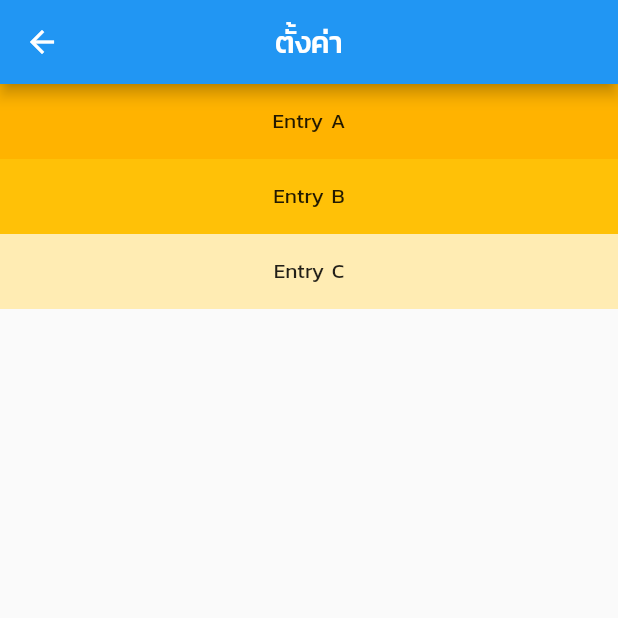
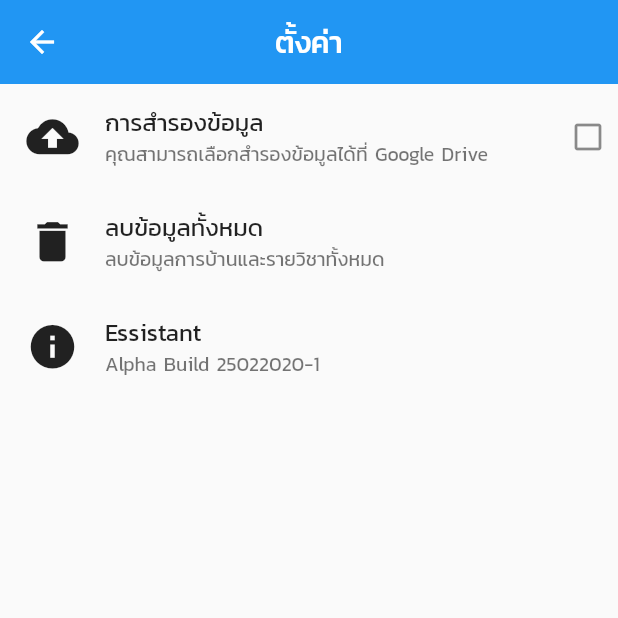
Before and after one commit to Manneaber/Essistant, a Flutter app: the SettingRoute screen opened directly, on a phone screen of 412 x 824 dp, the top half of it. Run offline on Flutter 3.47's test engine with Material 2 defaults, Android fonts, the phone set to English and light mode, and no system bars; our stand-ins replace charts_flutter, sqflite; accounts and stored records are empty.

```diff
--- a/lib/routes/calenda_route.dart
+++ /dev/null
@@ -1,18 +0,0 @@
-import 'package:flutter/material.dart';
-
-class CalendaRoute extends StatefulWidget{
-  @override
-  State<StatefulWidget> createState() {
-    // TODO: implement createState
-    return CalendaRouteState();
-  }
-
-}
-class CalendaRouteState extends State<CalendaRoute>{
-  @override
-  Widget build(BuildContext context) {
-    // TODO: implement build
-    return null;
-  }
-
-}
--- a/lib/routes/main_view.dart
+++ b/lib/routes/main_view.dart
@@ -1,4 +1,3 @@
-import 'package:essistant/routes/calenda_route.dart';
 import 'package:essistant/routes/overview_route.dart';
 import 'package:essistant/routes/search_route.dart';
 import 'package:essistant/routes/setting_route.dart';
@@ -14,7 +13,6 @@ class MainViewState extends State<MainView> {
   List<Widget> _views = [
     OverviewRoute(),
     SearchRoute(),
-    CalendaRoute(),
     SettingRoute(),
   ];
 
@@ -38,30 +36,21 @@ class MainViewState extends State<MainView> {
     return Scaffold(
       bottomNavigationBar: BottomNavigationBar(
         currentIndex: _currentIndex,
-        type: BottomNavigationBarType.shifting,
         onTap: (id) {
           changeView(id);
         },
         items: [
           BottomNavigationBarItem(
-            title: Text("Overview"),
+            title: Text("ภาพรวม"),
             icon: Icon(Icons.book),
-            backgroundColor: Colors.blue,
           ),
           BottomNavigationBarItem(
-            title: Text("Search"),
+            title: Text("ค้นหา"),
             icon: Icon(Icons.search),
-            backgroundColor: Colors.purple,
           ),
           BottomNavigationBarItem(
-            title: Text("Calenda"),
-            icon: Icon(Icons.calendar_today),
-            backgroundColor: Colors.red,
-          ),
-          BottomNavigationBarItem(
-            title: Text("Settings"),
+            title: Text("ตั้งค่า"),
             icon: Icon(Icons.settings),
-            backgroundColor: Colors.green,
           ),
         ],
         elevation: 0,
--- a/lib/routes/overview_route.dart
+++ b/lib/routes/overview_route.dart
@@ -1,4 +1,4 @@
-import 'package:essistant/routes/widgets/pie_chart.dart';
+import 'package:essistant/routes/widgets/overview_chart.dart';
 import 'package:flutter/material.dart';
 
 class OverviewRoute extends StatefulWidget {
--- a/lib/routes/search_route.dart
+++ b/lib/routes/search_route.dart
@@ -4,7 +4,6 @@ import 'package:flutter/material.dart';
 class SearchRoute extends StatefulWidget {
   @override
   State<StatefulWidget> createState() {
-    // TODO: implement createState
     return SearchRouteState();
   }
 }
@@ -18,7 +17,6 @@ class SearchRouteState extends State<SearchRoute> {
     return Scaffold(
       appBar: AppBar(
         elevation: 0,
-        backgroundColor: Colors.purple,
         actions: _serchAction,
         title: SizedBox(
           height: 45,
@@ -48,7 +46,7 @@ class SearchRouteState extends State<SearchRoute> {
             },
             decoration: InputDecoration(
               contentPadding: EdgeInsets.fromLTRB(20, 10, 20, 10),
-              hintText: "Search",
+              hintText: "ค้นหาอะไรก็ได้ แค่พิมพ์ที่นี้",
               filled: true,
               fillColor: Colors.white,
               border: OutlineInputBorder(
--- a/lib/routes/setting_route.dart
+++ b/lib/routes/setting_route.dart
@@ -8,23 +8,127 @@ class SettingRoute extends StatelessWidget {
       appBar: AppBar(
         title: Text("ตั้งค่า"),
         centerTitle: true,
+        elevation: 0,
       ),
       body: ListView(
-        children: <Widget>[
-          Container(
-            height: 50,
-            color: Colors.amber[600],
-            child: const Center(child: Text('Entry A')),
+        children: [
+          InkWell(
+            onTap: () {},
+            child: Container(
+              height: 70,
+              child: Row(
+                mainAxisSize: MainAxisSize.max,
+                mainAxisAlignment: MainAxisAlignment.start,
+                crossAxisAlignment: CrossAxisAlignment.center,
+                children: <Widget>[
+                  SizedBox(
+                    height: 70,
+                    width: 70,
+                    child: Icon(Icons.backup, size: 35),
+                  ),
+                  Expanded(
+                    child: Column(
+                      mainAxisSize: MainAxisSize.max,
+                      mainAxisAlignment: MainAxisAlignment.center,
+                      crossAxisAlignment: CrossAxisAlignment.start,
+                      children: <Widget>[
+                        Text("การสำรองข้อมูล", style: TextStyle(fontSize: 16)),
+                        Text(
+                          "คุณสามารถเลือกสำรองข้อมูลได้ที่ Google Drive",
+                          maxLines: 1,
+                          overflow: TextOverflow.clip,
+                          style: TextStyle(
+                            fontSize: 13,
+                            color: Colors.black54,
+                          ),
+                        ),
+                      ],
+                    ),
+                  ),
+                  Expanded(
+                    flex: 0,
+                    child: SizedBox(
+                      width: 40,
+                      child: Icon(
+                        Icons.check_box_outline_blank,
+                        color: Colors.black45,
+                      ),
+                    ),
+                  ),
+                ],
+              ),
+            ),
+          ),
+          InkWell(
+            onTap: () {},
+            child: Container(
+              height: 70,
+              child: Row(
+                mainAxisSize: MainAxisSize.max,
+                mainAxisAlignment: MainAxisAlignment.start,
+                crossAxisAlignment: CrossAxisAlignment.center,
+                children: <Widget>[
+                  SizedBox(
+                    height: 70,
+                    width: 70,
+                    child: Icon(Icons.delete, size: 35),
+                  ),
+                  Expanded(
+                    child: Column(
+                      mainAxisSize: MainAxisSize.max,
+                      mainAxisAlignment: MainAxisAlignment.center,
+                      crossAxisAlignment: CrossAxisAlignment.start,
+                      children: <Widget>[
+                        Text("ลบข้อมูลทั้งหมด", style: TextStyle(fontSize: 16)),
+                        Text(
+                          "ลบข้อมูลการบ้านและรายวิชาทั้งหมด",
+                          maxLines: 1,
+                          overflow: TextOverflow.clip,
+                          style: TextStyle(
+                            fontSize: 13,
+                            color: Colors.black54,
+                          ),
+                        ),
+                      ],
+                    ),
+                  ),
+                ],
+              ),
+            ),
           ),
           Container(
-            height: 50,
-            color: Colors.amber[500],
-            child: const Center(child: Text('Entry B')),
-          ),
-          Container(
-            height: 50,
-            color: Colors.amber[100],
-            child: const Center(child: Text('Entry C')),
+            height: 70,
+            child: Row(
+              mainAxisSize: MainAxisSize.max,
+              mainAxisAlignment: MainAxisAlignment.start,
+              crossAxisAlignment: CrossAxisAlignment.center,
+              children: <Widget>[
+                SizedBox(
+                  height: 70,
+                  width: 70,
+                  child: Icon(Icons.info, size: 35),
+                ),
+                Expanded(
+                  child: Column(
+                    mainAxisSize: MainAxisSize.max,
+                    mainAxisAlignment: MainAxisAlignment.center,
+                    crossAxisAlignment: CrossAxisAlignment.start,
+                    children: <Widget>[
+                      Text("Essistant", style: TextStyle(fontSize: 16)),
+                      Text(
+                        "Alpha Build 25022020-1",
+                        maxLines: 1,
+                        overflow: TextOverflow.clip,
+                        style: TextStyle(
+                          fontSize: 13,
+                          color: Colors.black54,
+                        ),
+                      ),
+                    ],
+                  ),
+                ),
+              ],
+            ),
           ),
         ],
       ),
```
Also changed, not shown: lib/routes/widgets/overview_chart.dart (renamed from lib/routes/widgets/pie_chart.dart).
